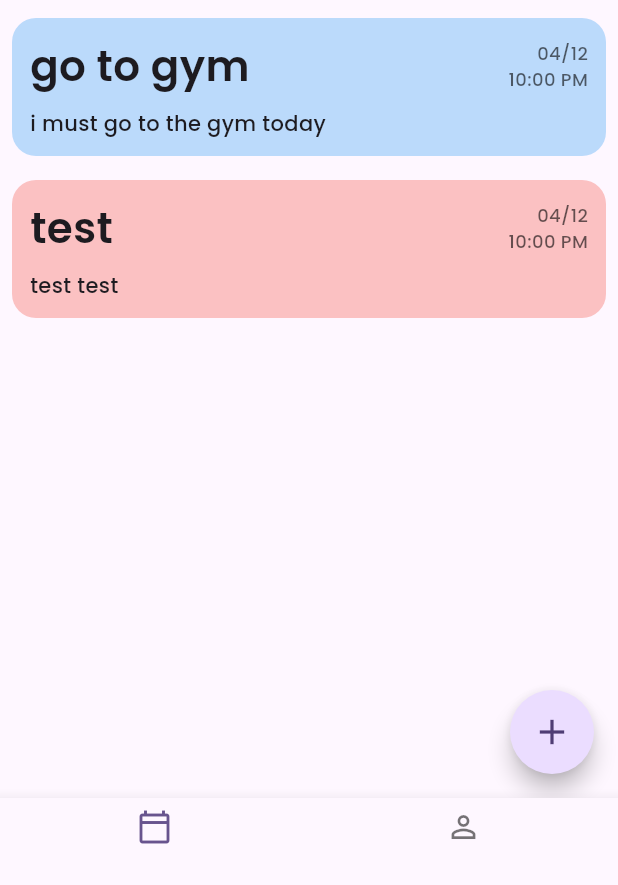
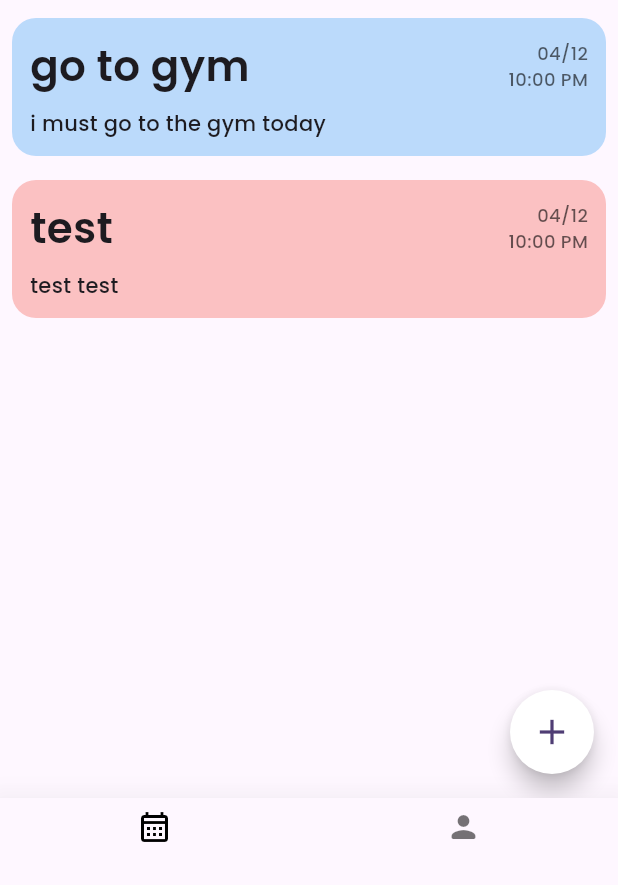
Before and after one commit to nadaeltorgoman/Todo_App-local_variables-, a Flutter app: the HomeScreen screen opened directly, on a phone screen of 412 x 824 dp, the part 351-1236 px from its top. Run offline on Flutter 3.47's test engine with Material 3 defaults, Android fonts, the phone set to English and light mode, and no system bars; drawn by our look-alikes of flutter_slidable; our stand-ins replace flutter_svg.

Commit message:
todo app with a local variable database by adding profle screen

```diff
--- a/lib/Screens/home_body.dart
+++ b/lib/Screens/home_body.dart
@@ -117,6 +117,7 @@ class _HomeBodyState extends State<HomeBody> {
       ),
       floatingActionButton: FloatingActionButton(
         shape: const CircleBorder(),
+        backgroundColor: ColorsPalette.whiteColor,
         onPressed: () {
           Navigator.push(
             context,
@@ -126,7 +127,8 @@ class _HomeBodyState extends State<HomeBody> {
           );
         },
         child: const Icon(Icons.add, size: 28),
-        ),);
+      ),
+    );
   }
 
   Widget _taskCard({required TaskModel taskModel, required context, required int currentTaskIndex}) {
--- a/lib/Screens/home_screen.dart
+++ b/lib/Screens/home_screen.dart
@@ -1,5 +1,6 @@
 import 'package:flutter/material.dart';
 import 'package:todo_app/Screens/home_body.dart';
+import 'package:todo_app/Screens/profile_screen.dart';
 
 class HomeScreen extends StatefulWidget {
   const HomeScreen({super.key});
@@ -13,7 +14,7 @@ class _HomeScreenState extends State<HomeScreen> {
 
   static const List<Widget> _widgetOptions = <Widget>[
     Center(child: HomeBody()),
-    Center(child: Text('Profile Screen')),
+    Center(child: ProfileScreen()),
   ];
 
   void _onItemTapped(int index) {
@@ -21,18 +22,21 @@ class _HomeScreenState extends State<HomeScreen> {
       _selectedIndex = index;
     });
   }
+
   @override
   Widget build(BuildContext context) {
     return Scaffold(
       body: _widgetOptions.elementAt(_selectedIndex),
       bottomNavigationBar: BottomNavigationBar(
+        elevation: 20,
+        selectedIconTheme: const IconThemeData(color: Colors.black),
         items: const [
           BottomNavigationBarItem(
-              icon: Icon(Icons.calendar_today_outlined),
+            icon: Icon(Icons.calendar_month_outlined),
             label: '',
           ),
           BottomNavigationBarItem(
-              icon: Icon(Icons.person_outline),
+            icon: Icon(Icons.person_rounded),
             label: '',
           ),
         ],
```
Also changed, not shown: lib/Screens/profile_screen.dart (added, +61 -0 lines). Lines whose indentation alone changed are shown as unchanged.
